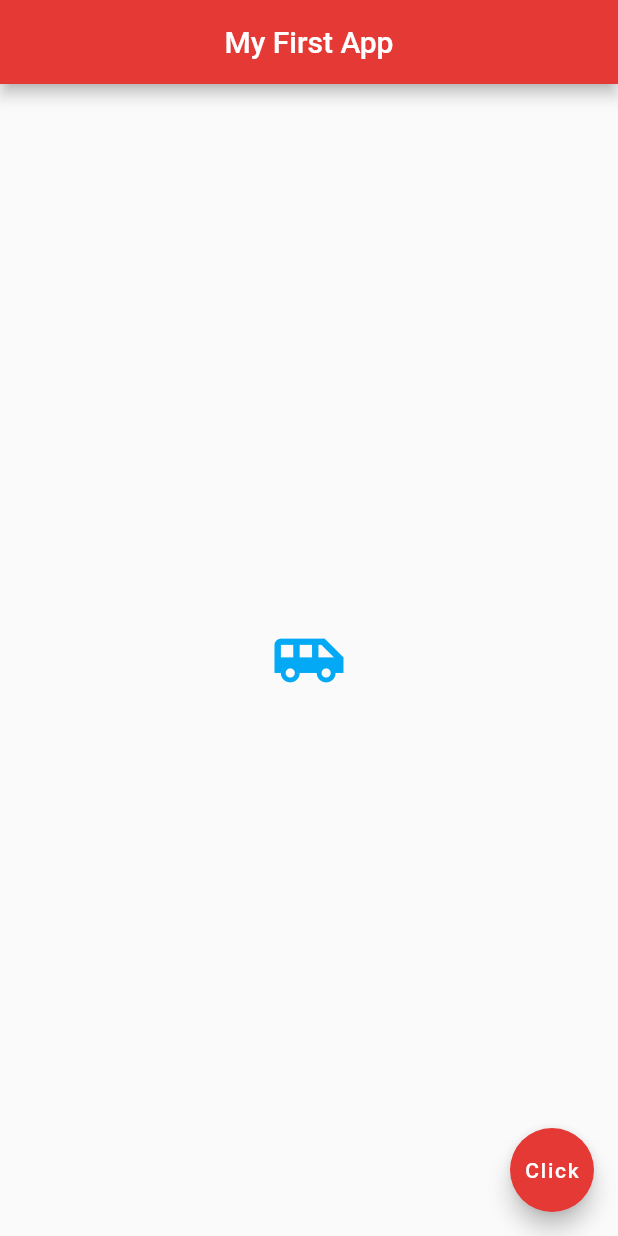
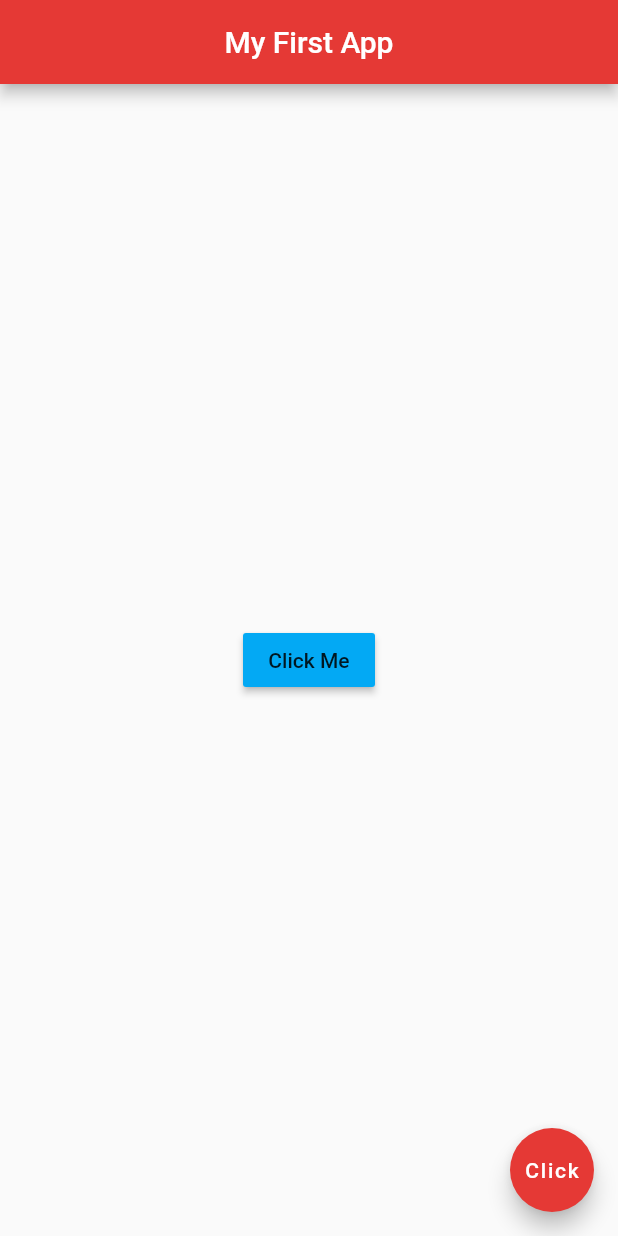
Before and after one commit to theagoliveira/flutter-tutorial-for-beginners, a Flutter app: the screen it shows after launch, on a phone screen of 412 x 824 dp. Run offline on Flutter 3.47's test engine with Material 2 defaults, Android fonts, the light colour scheme and no system bars.

Commit message:
Video #09b

```diff
--- a/myapp/lib/main.dart
+++ b/myapp/lib/main.dart
@@ -16,16 +16,18 @@ class Home extends StatelessWidget {
         backgroundColor: Colors.red[600],
       ),
       body: Center(
-        child: Icon(
-          Icons.airport_shuttle,
+        child: RaisedButton(
+          child: Text(
+            'Click Me',
+          ),
+          onPressed: () {},
           color: Colors.lightBlue,
-          size: 50.0,
         ),
       ),
       floatingActionButton: FloatingActionButton(
         child: Text('Click'),
         backgroundColor: Colors.red[600],
-        onPressed: null,
+        onPressed: () {},
       ),
     );
   }
```
Also changed, not shown: 1 other file.
